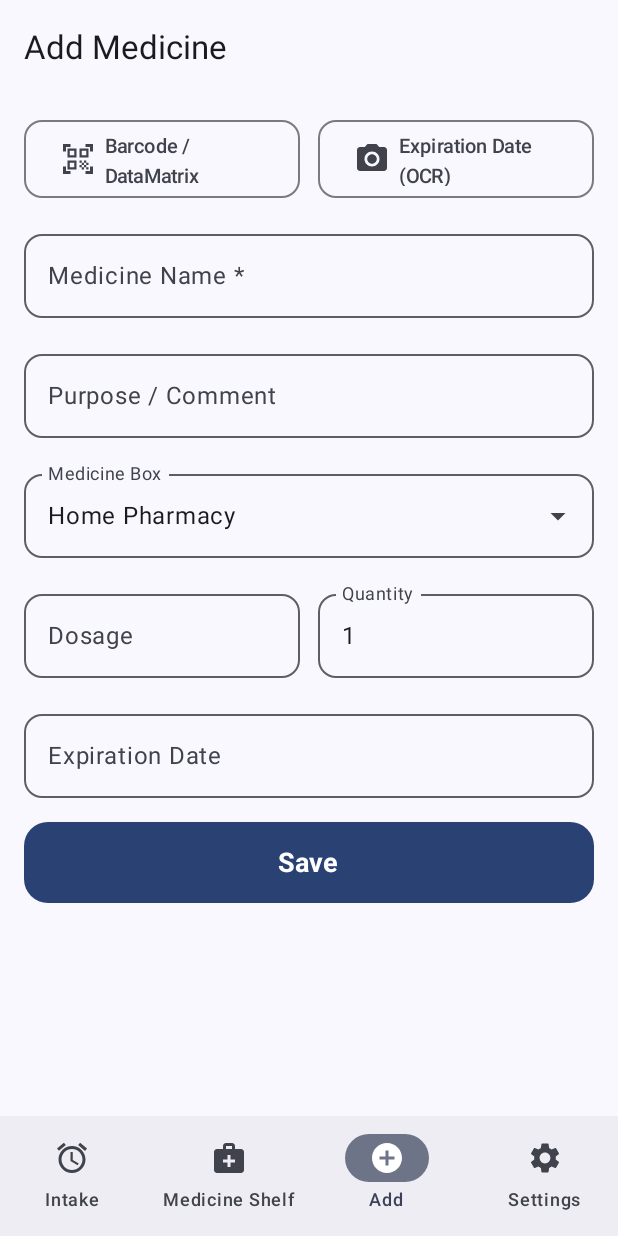
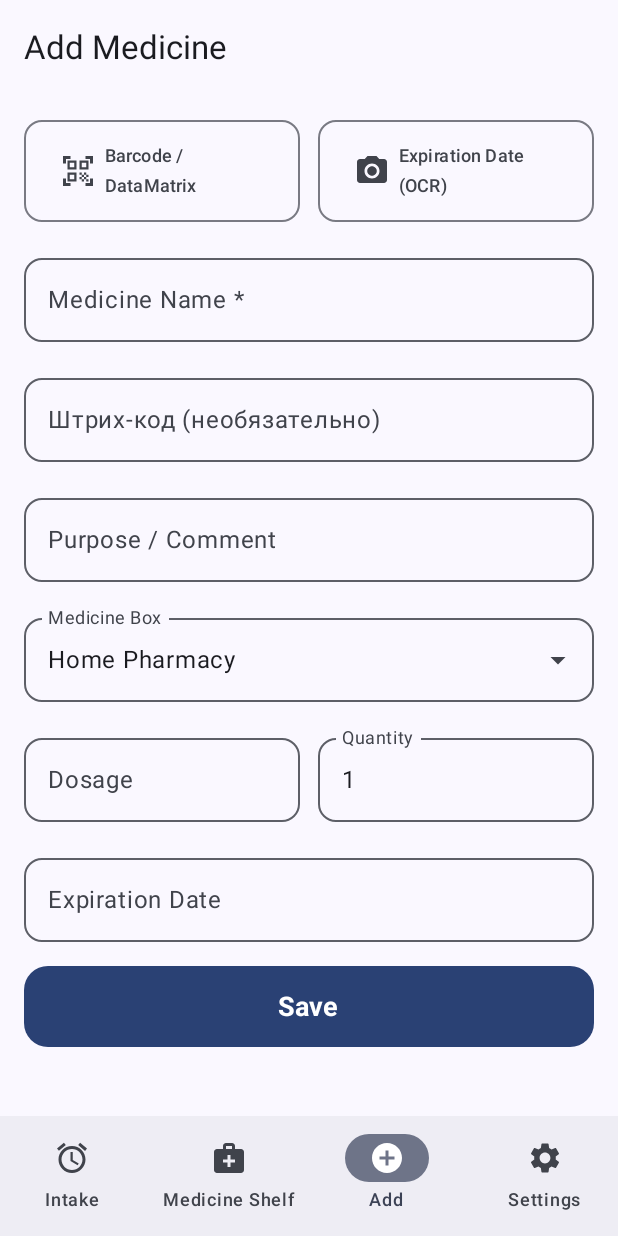
Before and after one commit to Koderkup/medical-shelf, an Android app built with Jetpack Compose: the screen it shows after launch (MainActivity), item 3 of the bottom bar chosen, on a phone screen of 412 x 824 dp. Run offline under Robolectric (Android 15) with nearby library versions, the phone set to English and light mode, and no system bars; our stand-ins replace Room's generated code; pictures from the network do not load.

Commit message:
Fix ScheduleEntity SQLite constraint, highlight active scan mode, update icon background to Teal, add separate Barcode field and fix scanner data merging

```diff
--- a/app/src/main/java/com/example/medical_shelf/ui/screens/AddEditMedicineScreen.kt
+++ b/app/src/main/java/com/example/medical_shelf/ui/screens/AddEditMedicineScreen.kt
@@ -7,6 +7,7 @@ import androidx.compose.foundation.layout.Arrangement
 import androidx.compose.foundation.layout.Column
 import androidx.compose.foundation.layout.Row
 import androidx.compose.foundation.layout.Spacer
+import androidx.compose.foundation.layout.defaultMinSize
 import androidx.compose.foundation.layout.fillMaxSize
 import androidx.compose.foundation.layout.fillMaxWidth
 import androidx.compose.foundation.layout.height
@@ -72,12 +73,13 @@ fun AddEditMedicineScreen(
     val boxes by db.boxDao().getAllBoxes().collectAsState(initial = emptyList())
     val medicineCount by db.medicineDao().getMedicineCount().collectAsState(initial = 0)
 
-    var name by remember { mutableStateOf(scannedBarcodeName ?: "") }
+    var name by remember { mutableStateOf("") }
+    var barcode by remember { mutableStateOf("") }
     var comment by remember { mutableStateOf("") }
     var selectedBox by remember { mutableStateOf<BoxEntity?>(null) }
     var quantity by remember { mutableIntStateOf(1) }
     var dosage by remember { mutableStateOf("") }
-    var expirationDate by remember { mutableStateOf(scannedDate ?: "") }
+    var expirationDate by remember { mutableStateOf("") }
     var photoUriString by remember { mutableStateOf<String?>(null) }
 
     var expandedBoxMenu by remember { mutableStateOf(false) }
@@ -92,7 +94,17 @@ fun AddEditMedicineScreen(
 
     LaunchedEffect(scannedBarcodeName) {
         if (!scannedBarcodeName.isNullOrBlank()) {
-            name = scannedBarcodeName
+            // Check if scannedBarcodeName is pure digits (barcode) or medicine name
+            if (scannedBarcodeName.all { it.isDigit() }) {
+                barcode = scannedBarcodeName
+                // Lookup if dictionary/cache has a name for this barcode
+                val cached = db.userBarcodeCacheDao().findNameByBarcode(scannedBarcodeName)
+                if (cached != null) {
+                    name = cached
+                }
+            } else {
+                name = scannedBarcodeName
+            }
         }
     }
 
@@ -107,6 +119,7 @@ fun AddEditMedicineScreen(
             val existing = db.medicineDao().getMedicineByIdSync(medicineId)
             if (existing != null) {
                 name = existing.name
+                barcode = existing.barcode ?: ""
                 comment = existing.comment ?: ""
                 quantity = existing.quantity
                 dosage = existing.dosage ?: ""
@@ -149,7 +162,7 @@ fun AddEditMedicineScreen(
                 .padding(16.dp),
             verticalArrangement = Arrangement.spacedBy(16.dp)
         ) {
-            // Scanner Launch Buttons (Equal Height 52.dp)
+            // Scanner Launch Buttons (Height 68dp for two-line text comfort)
             Row(
                 modifier = Modifier.fillMaxWidth(),
                 horizontalArrangement = Arrangement.spacedBy(12.dp)
@@ -158,24 +171,24 @@ fun AddEditMedicineScreen(
                     onClick = { onNavigateToScanner("barcode") },
                     modifier = Modifier
                         .weight(1f)
-                        .height(52.dp),
+                        .defaultMinSize(minHeight = 68.dp),
                     shape = RoundedCornerShape(12.dp)
                 ) {
                     Icon(imageVector = Icons.Default.QrCodeScanner, contentDescription = null)
                     Spacer(modifier = Modifier.width(6.dp))
-                    Text(text = stringResource(id = R.string.scanner_mode_barcode), fontSize = 13.sp)
+                    Text(text = stringResource(id = R.string.scanner_mode_barcode), fontSize = 12.sp)
                 }
 
                 OutlinedButton(
                     onClick = { onNavigateToScanner("ocr") },
                     modifier = Modifier
                         .weight(1f)
-                        .height(52.dp),
+                        .defaultMinSize(minHeight = 68.dp),
                     shape = RoundedCornerShape(12.dp)
                 ) {
                     Icon(imageVector = Icons.Default.CameraAlt, contentDescription = null)
                     Spacer(modifier = Modifier.width(6.dp))
-                    Text(text = stringResource(id = R.string.scanner_mode_ocr), fontSize = 13.sp)
+                    Text(text = stringResource(id = R.string.scanner_mode_ocr), fontSize = 12.sp)
                 }
             }
 
@@ -185,6 +198,16 @@ fun AddEditMedicineScreen(
                 onValueChange = { name = it },
                 label = { Text(text = stringResource(id = R.string.field_name_label)) },
                 placeholder = { Text(text = stringResource(id = R.string.field_name_hint)) },
+                singleLine = true,
+                modifier = Modifier.fillMaxWidth(),
+                shape = RoundedCornerShape(12.dp)
+            )
+
+            // Optional Barcode field
+            OutlinedTextField(
+                value = barcode,
+                onValueChange = { barcode = it },
+                label = { Text(text = "Штрих-код (необязательно)") },
                 singleLine = true,
                 modifier = Modifier.fillMaxWidth(),
                 shape = RoundedCornerShape(12.dp)
@@ -299,9 +322,21 @@ fun AddEditMedicineScreen(
                                     quantity = quantity,
                                     dosage = dosage.trim().ifBlank { null },
                                     expirationDate = expirationDate.trim().ifBlank { null },
+                                    barcode = barcode.trim().ifBlank { null },
                                     photoPath = photoUriString
                                 )
                                 db.medicineDao().insertMedicine(medicine)
+
+                                // If user typed a barcode and name, save to cache
+                                if (barcode.isNotBlank() && name.isNotBlank()) {
+                                    db.userBarcodeCacheDao().insertOrReplace(
+                                        com.example.medical_shelf.data.local.entity.UserBarcodeCacheEntity(
+                                            barcode = barcode.trim(),
+                                            medicineName = name.trim()
+                                        )
+                                    )
+                                }
+
                                 onDone()
                             }
                         }
```
Also changed, not shown: app/src/main/java/com/example/medical_shelf/data/local/entity/Entities.kt (+1 -9 lines), app/src/main/java/com/example/medical_shelf/ui/screens/IntakeScreen.kt (+15 -5 lines), app/src/main/java/com/example/medical_shelf/ui/screens/ScannerScreen.kt (+24 -5 lines).
